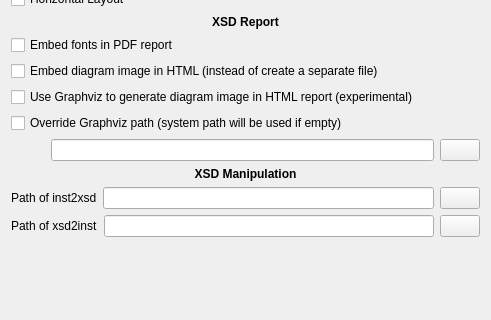
The window that src/config/configvalidation.ui (lbellonda/qxmledit) describes before a commit, drawn with Qt 5; both pictures show x 0 to 491 and y 162 to 482 of the 491 by 482 pixel window.
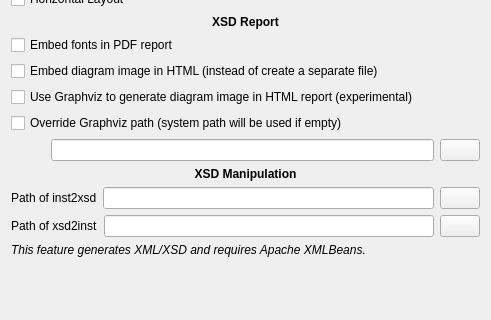
The same window after the commit. Icons and pictures are not drawn.

The edit to the form file:
```diff
--- a/src/config/configvalidation.ui
+++ b/src/config/configvalidation.ui
@@ -258,6 +258,18 @@
      </item>
     </layout>
    </item>
+   <item>
+    <widget class="QLabel" name="label_8">
+     <property name="font">
+      <font>
+       <italic>true</italic>
+      </font>
+     </property>
+     <property name="text">
+      <string>This feature generates XML/XSD and requires Apache XMLBeans.</string>
+     </property>
+    </widget>
+   </item>
    <item>
     <spacer name="verticalSpacer_4">
      <property name="orientation">
```
